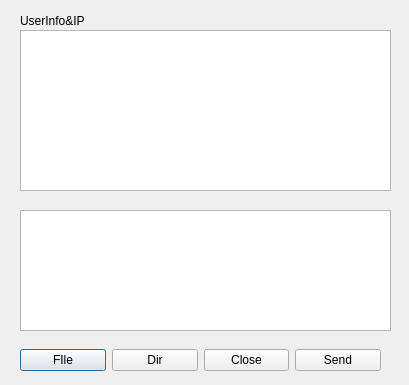
The window that src/user_dialog.ui (admirestator/oipmsg) describes before a commit, drawn with Qt 5.
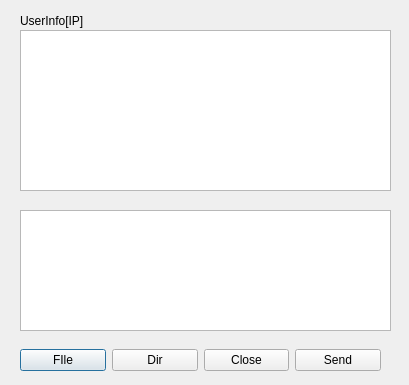
The same window after the commit.

```diff
--- a/src/user_dialog.ui
+++ b/src/user_dialog.ui
@@ -38,12 +38,12 @@
     <rect>
      <x>20</x>
      <y>10</y>
-     <width>81</width>
+     <width>261</width>
      <height>21</height>
     </rect>
    </property>
    <property name="text">
-    <string>UserInfo&amp;IP</string>
+    <string>UserInfo[IP]</string>
    </property>
   </widget>
   <widget class="QWidget" name="layoutWidget">
```
Left out of the diff: 2 changed lines with no effect on the pictures.
